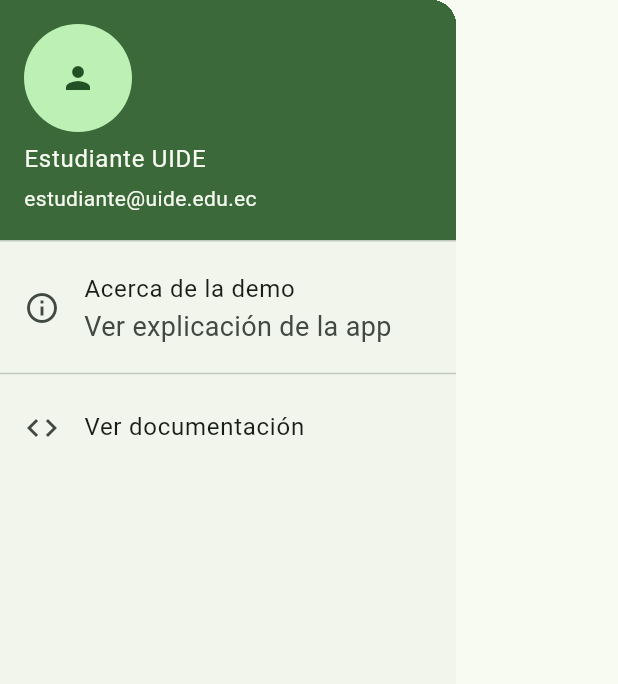
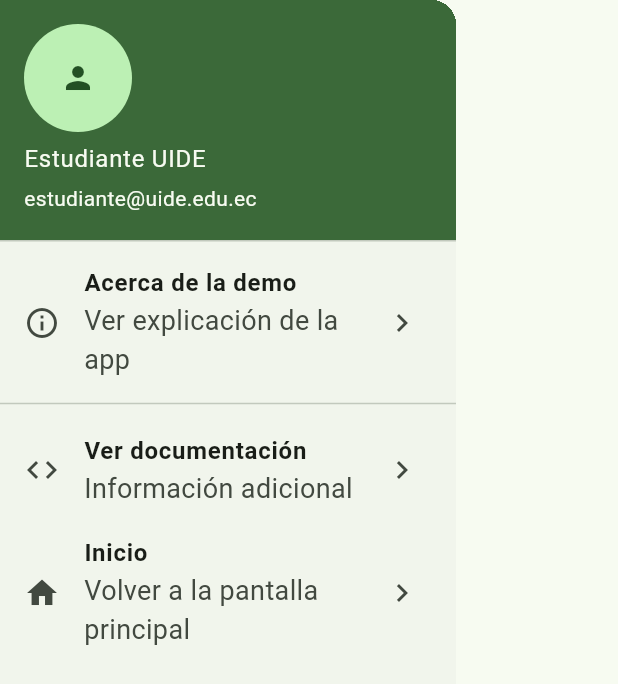
Before and after one commit to richardmijo/semana3_2526, a Flutter app: the MainDrawer widget shown alone on an empty page, opened directly, on a phone screen of 412 x 824 dp. Shown: the top 684 px of the screen. Run offline on Flutter 3.47's test engine with Material 3 defaults, Android fonts, the phone set to English and light mode, and no system bars.

Commit message:
feat: refactor del Drawer y documentación técnica

```diff
--- a/lib/features/ui_demo/presentation/widgets/main_drawer.dart
+++ b/lib/features/ui_demo/presentation/widgets/main_drawer.dart
@@ -1,4 +1,5 @@
 import 'package:flutter/material.dart';
+import '../../../../widgets/drawer_item.dart';
 
 class MainDrawer extends StatelessWidget {
   const MainDrawer({super.key});
@@ -11,16 +12,14 @@
           const UserAccountsDrawerHeader(
             accountName: Text('Estudiante UIDE'),
             accountEmail: Text('estudiante@uide.edu.ec'),
-            currentAccountPicture: CircleAvatar(
-              child: Icon(Icons.person),
-            ),
+            currentAccountPicture: CircleAvatar(child: Icon(Icons.person)),
           ),
-          ListTile(
-            leading: const Icon(Icons.info_outline),
-            title: const Text('Acerca de la demo'),
-            subtitle: const Text('Ver explicación de la app'),
+
+          DrawerItem(
+            icon: Icons.info_outline,
+            title: 'Acerca de la demo',
+            subtitle: 'Ver explicación de la app',
             onTap: () {
-              Navigator.of(context).pop();
               showAboutDialog(
                 context: context,
                 applicationName: 'UI Demo Flutter',
@@ -34,13 +33,15 @@
               );
             },
           ),
+
           const Divider(),
 
-          ListTile(
-            leading: const Icon(Icons.code),
-            title: const Text('Ver documentación'),
+          //
+          DrawerItem(
+            icon: Icons.code,
+            title: 'Ver documentación',
+            subtitle: 'Información adicional',
             onTap: () {
-              Navigator.of(context).pop();
               ScaffoldMessenger.of(context).showSnackBar(
                 const SnackBar(
                   content: Text('Aquí podrías abrir una pantalla de ayuda.'),
@@ -48,9 +49,18 @@
               );
             },
           ),
+
+          //
+          DrawerItem(
+            icon: Icons.home,
+            title: 'Inicio',
+            subtitle: 'Volver a la pantalla principal',
+            onTap: () {
+              Navigator.pushNamed(context, '/');
+            },
+          ),
         ],
       ),
     );
   }
 }
-// actividad
--- /dev/null
+++ b/lib/widgets/drawer_item.dart
@@ -0,0 +1,30 @@
+import 'package:flutter/material.dart';
+
+class DrawerItem extends StatelessWidget {
+  final IconData icon;
+  final String title;
+  final VoidCallback onTap;
+  final String? subtitle;
+
+  const DrawerItem({
+    super.key,
+    required this.icon,
+    required this.title,
+    required this.onTap,
+    this.subtitle,
+  });
+
+  @override
+  Widget build(BuildContext context) {
+    return ListTile(
+      leading: Icon(icon),
+      title: Text(title, style: const TextStyle(fontWeight: FontWeight.w600)),
+      subtitle: subtitle == null ? null : Text(subtitle!),
+      trailing: const Icon(Icons.chevron_right),
+      onTap: () {
+        Navigator.of(context).pop(); // Cierra el Drawer
+        onTap();
+      },
+    );
+  }
+}
```
Also changed, not shown: 1 other file.
